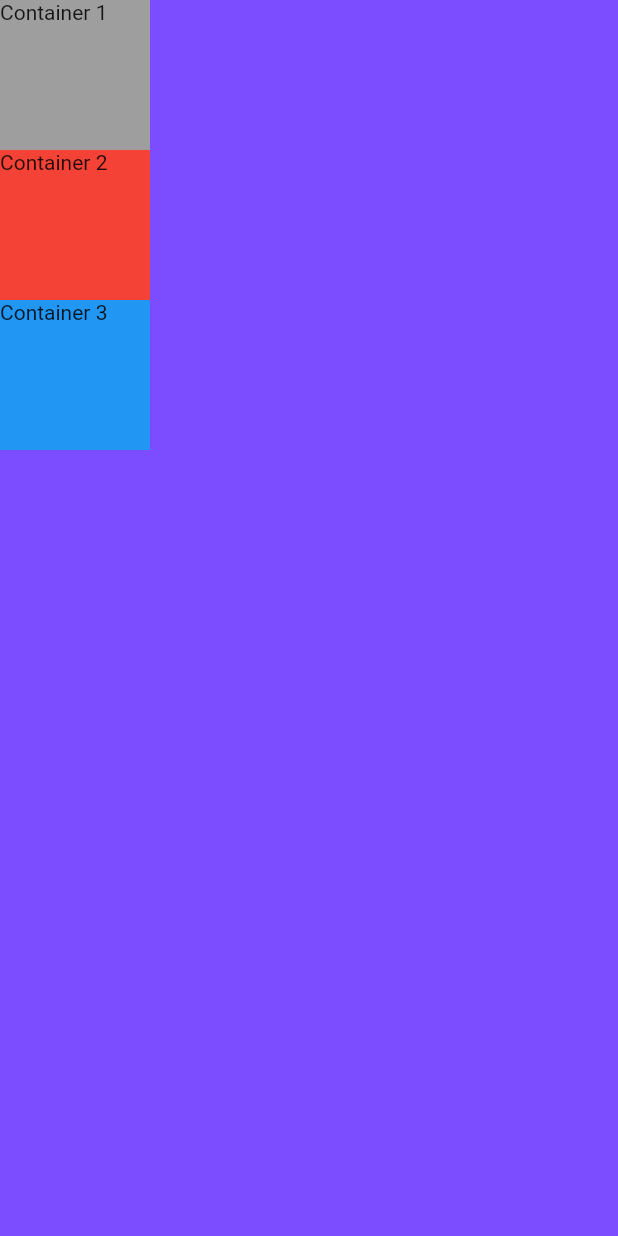
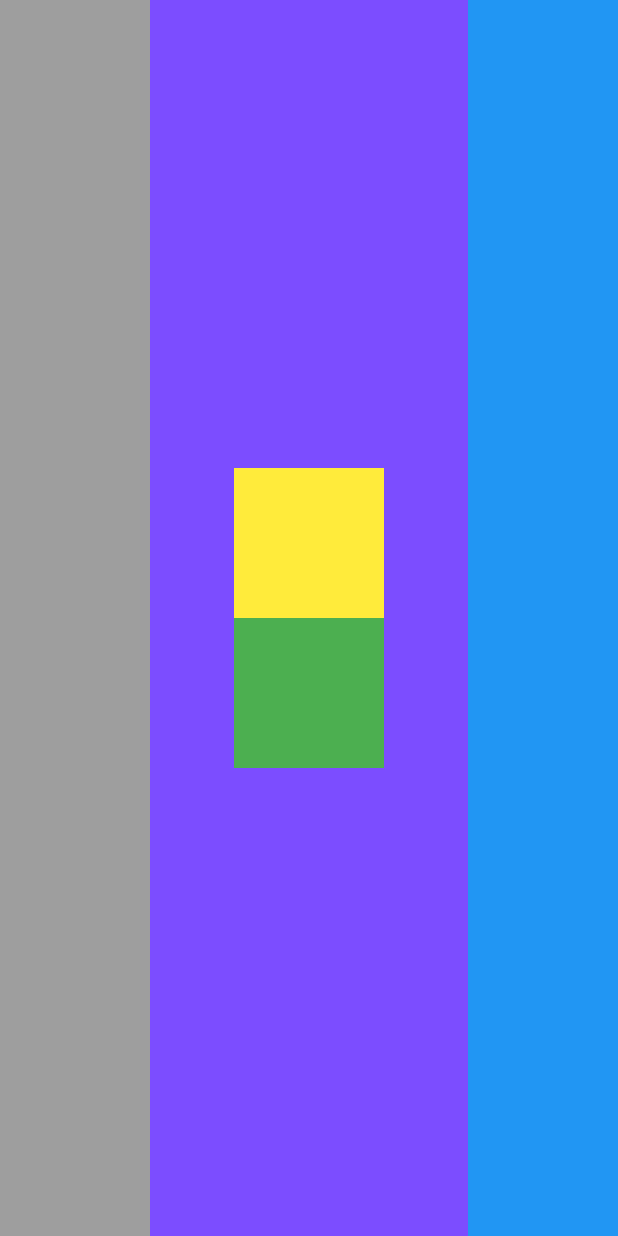
Before and after one commit to pcutter1/flutter_practice, a Flutter app: the screen it shows after launch, on a phone screen of 412 x 824 dp. Run offline on Flutter 3.47's test engine with Material 2 defaults, Android fonts, the phone set to English and light mode, and no system bars.

Commit message:
Simple challenge 1 complete

```diff
--- a/lib/main.dart
+++ b/lib/main.dart
@@ -11,25 +11,31 @@ class MyApp extends StatelessWidget {
       home: Scaffold(
         backgroundColor: Colors.deepPurpleAccent,
         body: SafeArea(
-          child: Column(
+          child: Row(
+            mainAxisAlignment: MainAxisAlignment.spaceBetween,
             children: <Widget>[
               Container(
-                height: 100.0,
                 width: 100.0,
                 color: Colors.grey,
-                child: Text('Container 1'),
+              ),
+              Column(
+                mainAxisAlignment: MainAxisAlignment.center,
+                children: <Widget>[
+                  Container(
+                    width: 100,
+                    height: 100,
+                    color: Colors.yellow,
+                  ),
+                  Container(
+                    width: 100,
+                    height: 100,
+                    color: Colors.green,
+                  )
+                ],
               ),
               Container(
-                height: 100.0,
-                width: 100.0,
-                color: Colors.red,
-                child: Text('Container 2'),
-              ),
-              Container(
-                height: 100.0,
                 width: 100.0,
                 color: Colors.blue,
-                child: Text('Container 3'),
               )
             ],
           ),
```
